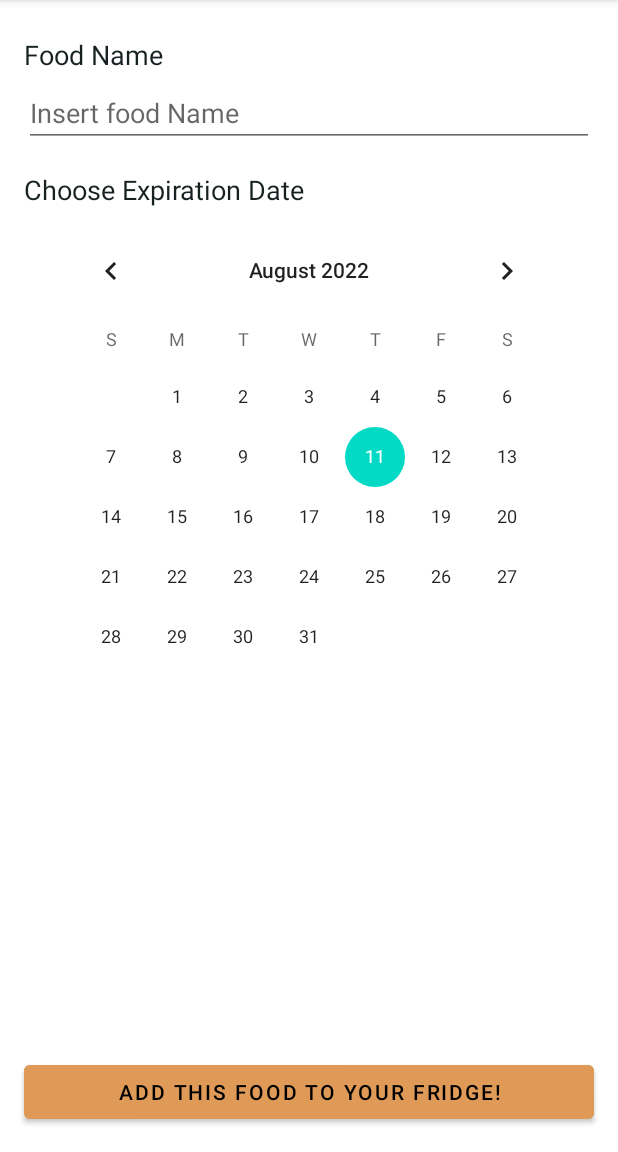
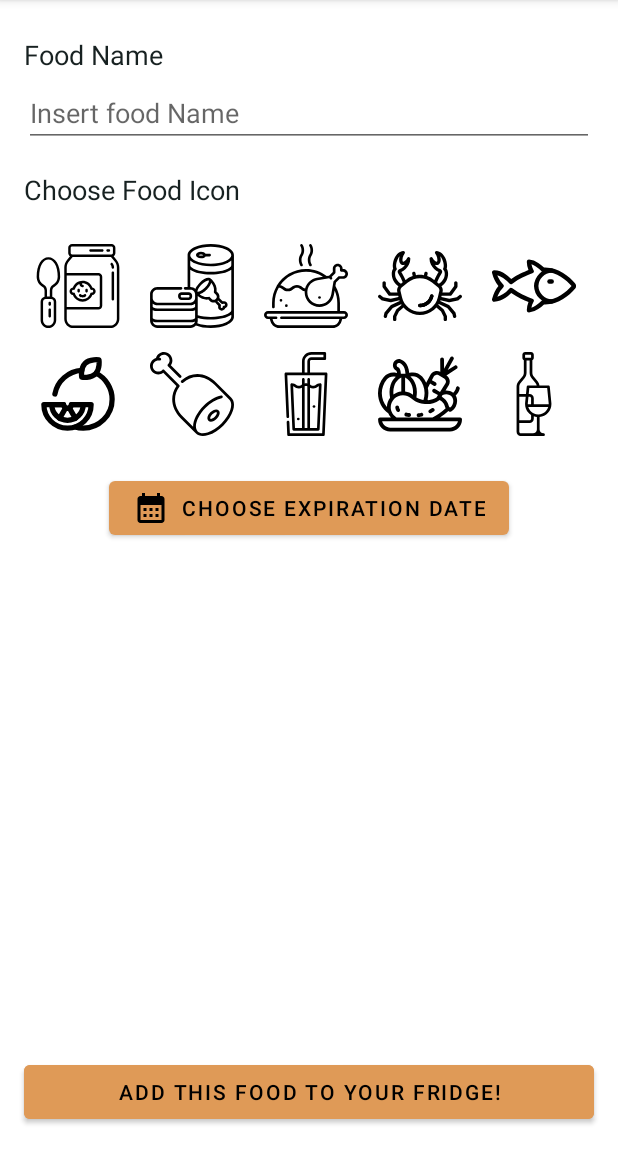
Before and after one commit to yxef/MyFridgeApp, an Android app: the ModifyFoodFragment screen opened through its navigation route, on a phone screen of 412 x 824 dp, the part 84-1236 px from its top. Run offline under Robolectric (Android 15) with nearby library versions, the phone set to English and light mode, and no system bars.

Commit message:
completed graphical aspect of modify/add food, now i have to pass all the user input into a food item and pass it to the API

```diff
--- a/app/build.gradle
+++ b/app/build.gradle
@@ -11,7 +11,7 @@ android {
 
     defaultConfig {
         applicationId "com.example.myfridge"
-        minSdk 21
+        minSdk 23
         targetSdk 32
         versionCode 1
         versionName "1.0"
@@ -75,6 +75,8 @@ dependencies {
     // Jetpack Compose Integration
     implementation("androidx.navigation:navigation-compose:$nav_version")
 
+    implementation("com.google.android.material:material:1.7.0-alpha03")
+
 //    implementation "androidx.room:room-runtime:$room_version"
 //    kapt "androidx.room:room-compiler:$room_version"
 //
--- a/app/src/main/java/com/example/myfridge/ModifyFoodFragment.kt
+++ /dev/null
@@ -1,36 +0,0 @@
-package com.example.myfridge
-
-import android.os.Bundle
-import androidx.fragment.app.Fragment
-import android.view.LayoutInflater
-import android.view.View
-import android.view.ViewGroup
-import androidx.navigation.findNavController
-import com.example.myfridge.databinding.FragmentModifyFoodBinding
-
-
-class ModifyFoodFragment : Fragment() {
-
-    private var _binding : FragmentModifyFoodBinding? = null
-    private val binding get() = _binding!!
-
-    private val action = ModifyFoodFragmentDirections.actionModifyFoodFragmentToFoodListFragment()
-
-
-
-    override fun onCreateView(
-        inflater: LayoutInflater,
-        container: ViewGroup?,
-        savedInstanceState: Bundle?
-    ): View {
-        _binding = FragmentModifyFoodBinding.inflate(inflater, container, false)
-        return binding.root
-    }
-
-    override fun onViewCreated(view: View, savedInstanceState: Bundle?) {
-        super.onViewCreated(view, savedInstanceState)
-        binding.buttonConfirmChoice.setOnClickListener{
-            binding.buttonConfirmChoice.findNavController().navigate(action)
-        }
-    }
-}
--- a/app/src/main/java/com/example/myfridge/foodlist/FoodItemAdapter.kt
+++ b/app/src/main/java/com/example/myfridge/foodlist/FoodItemAdapter.kt
@@ -10,20 +10,6 @@ import androidx.lifecycle.LiveData
 import androidx.recyclerview.widget.RecyclerView
 import com.example.myfridge.R
 import com.example.myfridge.data.Food
-
-private val iconNames = listOf<String>(
-    "ic_baby_food",
-    "ic_canned_food",
-    "ic_chicken_food",
-    "ic_crab_food",
-    "ic_fish_food",
-    "ic_fruit_orange_food",
-    "ic_ham_food",
-    "ic_jar_food",
-    "ic_soda_food",
-    "ic_vegetables_pumpkin_food",
-    "ic_wine_food"
-)
 
 private val iconDrawableId = listOf(
     R.drawable.ic_baby_food,
@@ -38,10 +24,8 @@ private val iconDrawableId = listOf(
     R.drawable.ic_wine_food
 )
 
-// Adapter che mostra [Food] data objects
+// Adapter per mostrare [Food] data objects
 class FoodItemAdapter(
-    /*private val context: Context,*/
-    // val dataset: LiveData<String>
     private val dataset: LiveData<List<Food>>
 ) : RecyclerView.Adapter<FoodItemAdapter.FoodItemViewHolder>() {
 
@@ -60,15 +44,10 @@ class FoodItemAdapter(
 
 
     /**
-     *
-     * holder.textViewFoodName.text = foodListViewModel.status.value.toString()
-     * ho provato queste, ma non funziona passare il viewmodel, devo passare i livedata
+     * Assegnamo i live data se non sono null alle nostre textview, altrimenti assegnamo
+     * il placeholder "Missing Data"
      */
     override fun onBindViewHolder(holder: FoodItemViewHolder, position: Int) {
-        Log.d("Dataset", "cum ${dataset.value}")
-        //holder.textViewFoodName.text = info.value
-
-        Log.d("Dataset", "Id Drawables: ${iconDrawableId.toString()}")
 
         holder.textViewFoodName.text = dataset.value?.get(position)?.foodName ?: "Missing data"
 
--- a/app/src/main/java/com/example/myfridge/foodlist/FoodListFragment.kt
+++ b/app/src/main/java/com/example/myfridge/foodlist/FoodListFragment.kt
@@ -3,8 +3,6 @@ package com.example.myfridge.foodlist
 import android.os.Bundle
 import android.view.*
 import androidx.fragment.app.Fragment
-import androidx.lifecycle.LifecycleOwner
-import androidx.lifecycle.LiveData
 import androidx.lifecycle.Observer
 import androidx.navigation.findNavController
 import androidx.recyclerview.widget.RecyclerView
@@ -31,6 +29,7 @@ class FoodListFragment : Fragment() {
     //private var foodListViewModel by viewModels<FoodListViewModel > { defaultViewModelProviderFactory() }
     private var foodListViewModel: FoodListViewModel = FoodListViewModel()
 
+    // RecyclerView
     private lateinit var recyclerView: RecyclerView
 
     override fun onCreateView(
@@ -47,6 +46,8 @@ class FoodListFragment : Fragment() {
         super.onViewCreated(view, savedInstanceState)
         recyclerView = binding.recyclerView
 
+        recyclerView.adapter = FoodItemAdapter(foodListViewModel.foodList)
+
         // Creiamo un observer che quando attivato rilancia la funziona adapter e ricrea la lista
         val foodObserver = Observer<String> {
             recyclerView.adapter = FoodItemAdapter(foodListViewModel.foodList)
@@ -54,11 +55,6 @@ class FoodListFragment : Fragment() {
         // Diciamo all'observer di controllare cambiamenti alla LiveData status in modo tale che una volta
         // che il ViewModel aggiorna il dato, la recyclerView viene ricostruita
         foodListViewModel.status.observe(viewLifecycleOwner, foodObserver)
-
-        recyclerView.adapter = FoodItemAdapter(foodListViewModel.foodList)
-
-        // no idea su come non rendere le merde null nella recycler view
-        //foodListViewModel.status.observe(viewLifecycleOwner) { foodListViewModel.getFood(11) }
 
 
         binding.buttonTest.setOnClickListener {
--- a/app/src/main/java/com/example/myfridge/foodlist/FoodListViewModel.kt
+++ b/app/src/main/java/com/example/myfridge/foodlist/FoodListViewModel.kt
@@ -13,6 +13,8 @@ import kotlinx.coroutines.launch
  * [ViewModel] attached to [FoodListFragment]
  */
 class FoodListViewModel : ViewModel() {
+    private val fridgeId = 11
+
     // Stores the status of the request
     private val _status = MutableLiveData<String>()
 
@@ -26,14 +28,14 @@ class FoodListViewModel : ViewModel() {
     val foodList : LiveData<List<Food>> = _foodList
 
     /**
-     * Calls getFoodOfFridge on init so we can display food immediately
+     * Calls getFood on init so we can display food immediately
      */
     init {
-        getFood(11)
+        getFood(fridgeId)
     }
 
     /**
-     * By using the fridge ID, it get every single food item in fridge
+     * By using the fridge ID, it gets every single food item in fridge
      */
     private fun getFood(fridgeId: Int) {
 
--- /dev/null
+++ b/app/src/main/java/com/example/myfridge/modifyfood/AddFoodViewModel.kt
@@ -0,0 +1,25 @@
+package com.example.myfridge.modifyfood
+
+import androidx.lifecycle.ViewModel
+import com.example.myfridge.R
+
+
+class AddFoodViewModel : ViewModel(){
+    private val _iconDrawableId = listOf(
+        R.drawable.ic_baby_food,
+        R.drawable.ic_canned_food,
+        R.drawable.ic_chicken_food,
+        R.drawable.ic_crab_food,
+        R.drawable.ic_fish_food,
+        R.drawable.ic_fruit_orange_food,
+        R.drawable.ic_ham_food,
+        R.drawable.ic_soda_food,
+        R.drawable.ic_vegetables_pumpkin_food,
+        R.drawable.ic_wine_food
+    )
+
+    val iconList = _iconDrawableId
+
+
+
+}
--- /dev/null
+++ b/app/src/main/java/com/example/myfridge/modifyfood/IconItemAdapter.kt
@@ -0,0 +1,55 @@
+package com.example.myfridge.modifyfood
+
+
+import android.view.LayoutInflater
+import android.view.View
+import android.view.ViewGroup
+import android.widget.ImageView
+import android.widget.Toast
+import androidx.recyclerview.widget.RecyclerView
+import com.example.myfridge.R
+
+private var selectedIconPosition = -1
+private var previousIconPosition = -1
+
+class IconItemAdapter(
+    private val dataset: List<Int>
+) : RecyclerView.Adapter<IconItemAdapter.IconViewHolder>() {
+
+    class IconViewHolder(view: View) : RecyclerView.ViewHolder(view) {
+        val iconImageView: ImageView = view.findViewById(R.id.icon_image)
+    }
+
+    override fun onCreateViewHolder(parent: ViewGroup, viewType: Int): IconViewHolder {
+        val adapterLayout = LayoutInflater.from(parent.context)
+            .inflate(R.layout.icon_item, parent, false)
+
+        return IconViewHolder(adapterLayout)
+    }
+
+    override fun onBindViewHolder(holder: IconViewHolder, position: Int) {
+        holder.iconImageView.setImageResource(dataset[position])
+        holder.iconImageView.setBackgroundColor(holder.iconImageView.context.getColor(R.color.white))
+
+
+        holder.iconImageView.setOnClickListener {
+            previousIconPosition = selectedIconPosition
+            selectedIconPosition = holder.adapterPosition
+
+            holder.iconImageView.setBackgroundColor(it.context.getColor(R.color.davys_grey))
+            notifyItemChanged(previousIconPosition)
+
+            Toast.makeText(
+                it.context,
+                "$selectedIconPosition || $previousIconPosition || $position",
+                Toast.LENGTH_SHORT
+            ).show()
+
+        }
+    }
+
+    override fun getItemCount(): Int {
+        return dataset.size
+    }
+
+}
--- /dev/null
+++ b/app/src/main/java/com/example/myfridge/modifyfood/ModifyFoodFragment.kt
@@ -0,0 +1,75 @@
+package com.example.myfridge.modifyfood
+
+import android.annotation.SuppressLint
+import android.os.Bundle
+import androidx.fragment.app.Fragment
+import android.view.LayoutInflater
+import android.view.View
+import android.view.ViewGroup
+import androidx.navigation.findNavController
+import androidx.recyclerview.widget.RecyclerView
+import com.example.myfridge.R
+import com.example.myfridge.data.Food
+import com.example.myfridge.databinding.FragmentModifyFoodBinding
+import com.google.android.material.datepicker.MaterialDatePicker
+
+
+class ModifyFoodFragment : Fragment() {
+
+    private val action = ModifyFoodFragmentDirections.actionModifyFoodFragmentToFoodListFragment()
+
+
+    private var _binding: FragmentModifyFoodBinding? = null
+    private val binding get() = _binding!!
+
+    private var addFoodViewModel: AddFoodViewModel = AddFoodViewModel()
+
+    private lateinit var recyclerView: RecyclerView
+
+    // Food item that we will insert into our fridge
+    private val food : Food? = null
+
+    override fun onCreateView(
+        inflater: LayoutInflater,
+        container: ViewGroup?,
+        savedInstanceState: Bundle?
+    ): View {
+        _binding = FragmentModifyFoodBinding.inflate(inflater)
+        return binding.root
+    }
+
+    @SuppressLint("SetTextI18n")
+    override fun onViewCreated(view: View, savedInstanceState: Bundle?) {
+        super.onViewCreated(view, savedInstanceState)
+        recyclerView = binding.recyclerView
+
+        recyclerView.adapter = IconItemAdapter(addFoodViewModel.iconList)
+
+        // Create the date picker builder, passing the normal datepicker
+        val materialDateBuilder: MaterialDatePicker.Builder<*> =
+            MaterialDatePicker.Builder
+                .datePicker()
+                .setTitleText("Select a Date!")
+
+        val materialDatePicker = materialDateBuilder.build() //come in fortnite poggers
+
+
+        binding.buttonChooseExpirationDate.setOnClickListener {
+            activity?.let {
+                materialDatePicker.show(
+                    it.supportFragmentManager,
+                    "MATERIAL_DATE_PICKER"
+                )
+            }
+        }
+
+        materialDatePicker.addOnPositiveButtonClickListener {
+            binding.textViewExpirationDateFeedback.text =
+                getString(R.string.expiration_feedback, materialDatePicker.headerText)
+        }
+
+        binding.buttonConfirmChoice.setOnClickListener {
+            binding.buttonConfirmChoice.findNavController().navigate(action)
+        }
+    }
+}
--- /dev/null
+++ b/app/src/main/res/drawable/ic_baseline_calendar_month_24.xml
@@ -0,0 +1,5 @@
+<vector android:height="24dp" android:tint="#000000"
+    android:viewportHeight="24" android:viewportWidth="24"
+    android:width="24dp" xmlns:android="http://schemas.android.com/apk/res/android">
+    <path android:fillColor="@android:color/white" android:pathData="M19,4h-1V2h-2v2H8V2H6v2H5C3.89,4 3.01,4.9 3.01,6L3,20c0,1.1 0.89,2 2,2h14c1.1,0 2,-0.9 2,-2V6C21,4.9 20.1,4 19,4zM19,20H5V10h14V20zM9,14H7v-2h2V14zM13,14h-2v-2h2V14zM17,14h-2v-2h2V14zM9,18H7v-2h2V18zM13,18h-2v-2h2V18zM17,18h-2v-2h2V18z"/>
+</vector>
--- /dev/null
+++ b/app/src/main/res/layout-v23/icon_item.xml
@@ -0,0 +1,23 @@
+<?xml version="1.0" encoding="utf-8"?>
+<androidx.constraintlayout.widget.ConstraintLayout xmlns:android="http://schemas.android.com/apk/res/android"
+    xmlns:app="http://schemas.android.com/apk/res-auto"
+    xmlns:tools="http://schemas.android.com/tools"
+    android:id="@+id/item_title"
+    android:layout_width="match_parent"
+    android:layout_height="wrap_content"
+    android:clickable="true"
+    android:focusable="true"
+    android:foreground="?selectableItemBackground"
+    android:layout_margin="6dp">
+
+    <ImageView
+        android:id="@+id/icon_image"
+        android:layout_width="60dp"
+        android:layout_height="60dp"
+        android:adjustViewBounds="true"
+        android:contentDescription="@string/single_icon"
+        android:padding="2dp"
+        app:layout_constraintTop_toTopOf="parent"
+        app:layout_constraintStart_toStartOf="parent"
+        android:scaleType="fitXY" />
+</androidx.constraintlayout.widget.ConstraintLayout>
--- a/app/src/main/res/layout/fragment_modify_food.xml
+++ b/app/src/main/res/layout/fragment_modify_food.xml
@@ -4,7 +4,7 @@
     xmlns:tools="http://schemas.android.com/tools"
     android:layout_width="match_parent"
     android:layout_height="match_parent"
-    tools:context=".ModifyFoodFragment">
+    tools:context=".modifyfood.ModifyFoodFragment">
 
     <TextView
         android:id="@+id/food_name_text_view"
@@ -34,44 +34,67 @@
         app:layout_constraintStart_toStartOf="@id/food_name_text_view"
         app:layout_constraintTop_toBottomOf="@id/food_name_text_view" />
 
-
     <TextView
-        android:id="@+id/expiration_date_text_view"
+        android:id="@+id/pick_icon_text_view"
         android:layout_width="match_parent"
         android:layout_height="wrap_content"
         android:layout_marginStart="16dp"
         android:layout_marginTop="16dp"
-        android:text="@string/choose_expiration_date"
+        android:layout_marginEnd="16dp"
+        android:text="@string/choose_food_icon"
         android:textAppearance="@style/TextAppearance.AppCompat.Medium"
         android:textColor="@color/dark_jungle_green"
-        app:layout_constraintStart_toStartOf="@+id/food_name_edit_text"
-        app:layout_constraintTop_toBottomOf="@+id/food_name_edit_text" />
+        app:layout_constraintStart_toStartOf="@id/food_name_edit_text"
+        app:layout_constraintTop_toBottomOf="@id/food_name_edit_text" />
 
-    <CalendarView
-        android:id="@+id/calendarView"
+
+    <androidx.recyclerview.widget.RecyclerView
+        android:id="@+id/recycler_view"
+        android:layout_width="match_parent"
+        android:layout_height="wrap_content"
+        android:layout_margin="16dp"
+        app:layoutManager="androidx.recyclerview.widget.GridLayoutManager"
+        app:layout_constraintStart_toStartOf="parent"
+        app:layout_constraintTop_toBottomOf="@id/pick_icon_text_view"
+        app:spanCount="5" />
+
+    <Button
+        android:id="@+id/button_choose_expiration_date"
         android:layout_width="wrap_content"
         android:layout_height="wrap_content"
-        android:layout_marginTop="8dp"
+        android:layout_marginStart="16dp"
+        android:layout_marginTop="16dp"
+        android:layout_marginEnd="16dp"
+        android:text="@string/choose_expiration_date"
+        app:icon="@drawable/ic_baseline_calendar_month_24"
         app:layout_constraintEnd_toEndOf="parent"
         app:layout_constraintStart_toStartOf="parent"
-        app:layout_constraintTop_toBottomOf="@+id/expiration_date_text_view" />
+        app:layout_constraintTop_toBottomOf="@id/recycler_view" />
 
-    <androidx.recyclerview.widget.RecyclerView
-        android:layout_width="match_parent"
-        android:layout_height="160dp"
-        app:layout_constraintTop_toBottomOf="@id/calendarView"
+    <TextView
+        android:id="@+id/text_view_expiration_date_feedback"
+        android:layout_width="wrap_content"
+        android:layout_height="wrap_content"
+        android:layout_marginTop="16dp"
+        android:textAppearance="@style/TextAppearance.AppCompat.Medium"
+        android:textColor="@color/dark_jungle_green"
+        app:layout_constraintEnd_toEndOf="parent"
         app:layout_constraintStart_toStartOf="parent"
-        app:layout_constraintBottom_toTopOf="@id/button_confirm_choice"
-        android:layout_margin="16dp"/>
+        app:layout_constraintTop_toBottomOf="@id/button_choose_expiration_date"
+        tools:text="EXPIRATION DATE FEEDBACK" />
 
     <Button
         android:id="@+id/button_confirm_choice"
         android:layout_width="match_parent"
         android:layout_height="wrap_content"
-        android:layout_margin="16dp"
+        android:layout_marginStart="16dp"
+        android:layout_marginTop="8dp"
+        android:layout_marginEnd="16dp"
+        android:layout_marginBottom="16dp"
         android:backgroundTint="@color/orange"
         android:text="@string/add_this_food_to_your_fridge"
-        app:layout_constraintStart_toStartOf="parent"
-        app:layout_constraintBottom_toBottomOf="parent" />
+        app:layout_constraintBottom_toBottomOf="parent"
+        app:layout_constraintStart_toStartOf="parent" />
+
 
 </androidx.constraintlayout.widget.ConstraintLayout>
--- /dev/null
+++ b/app/src/main/res/layout/icon_item.xml
@@ -0,0 +1,22 @@
+<?xml version="1.0" encoding="utf-8"?>
+<androidx.constraintlayout.widget.ConstraintLayout xmlns:android="http://schemas.android.com/apk/res/android"
+    xmlns:app="http://schemas.android.com/apk/res-auto"
+    xmlns:tools="http://schemas.android.com/tools"
+    android:id="@+id/item_title"
+    android:layout_width="match_parent"
+    android:layout_height="wrap_content"
+    android:clickable="true"
+    android:focusable="true"
+    android:layout_margin="6dp">
+
+    <ImageView
+        android:id="@+id/icon_image"
+        android:layout_width="60dp"
+        android:layout_height="60dp"
+        android:adjustViewBounds="true"
+        android:contentDescription="@string/single_icon"
+        android:padding="2dp"
+        app:layout_constraintTop_toTopOf="parent"
+        app:layout_constraintStart_toStartOf="parent"
+        android:scaleType="fitXY" />
+</androidx.constraintlayout.widget.ConstraintLayout>
--- a/app/src/main/res/navigation/nav_graph.xml
+++ b/app/src/main/res/navigation/nav_graph.xml
@@ -46,7 +46,7 @@
     </fragment>
     <fragment
         android:id="@+id/ModifyFoodFragment"
-        android:name="com.example.myfridge.ModifyFoodFragment"
+        android:name="com.example.myfridge.modifyfood.ModifyFoodFragment"
         android:label="fragment_modify_food"
         tools:layout="@layout/fragment_modify_food" >
         <action
--- a/app/src/main/res/values-night/themes.xml
+++ b/app/src/main/res/values-night/themes.xml
@@ -2,8 +2,8 @@
     <!-- Base application theme. -->
     <style name="Theme.MyFridge" parent="Theme.MaterialComponents.DayNight.DarkActionBar">
         <!-- Primary brand color. -->
-        <item name="colorPrimary">@color/purple_200</item>
-        <item name="colorPrimaryVariant">@color/purple_700</item>
+        <item name="colorPrimary">@color/orange</item>
+        <item name="colorPrimaryVariant">@color/dark_jungle_green</item>
         <item name="colorOnPrimary">@color/black</item>
         <!-- Secondary brand color. -->
         <item name="colorSecondary">@color/teal_200</item>
--- a/app/src/main/res/values/strings.xml
+++ b/app/src/main/res/values/strings.xml
@@ -21,4 +21,6 @@
     <string name="choose_expiration_date">Choose Expiration Date</string>
     <string name="choose_food_icon">Choose Food Icon</string>
     <string name="add_this_food_to_your_fridge">Add this food to your fridge!</string>
+    <string name="single_icon">Single Icon</string>
+    <string name="expiration_feedback">Selected Date: %s</string>
 </resources>
```
